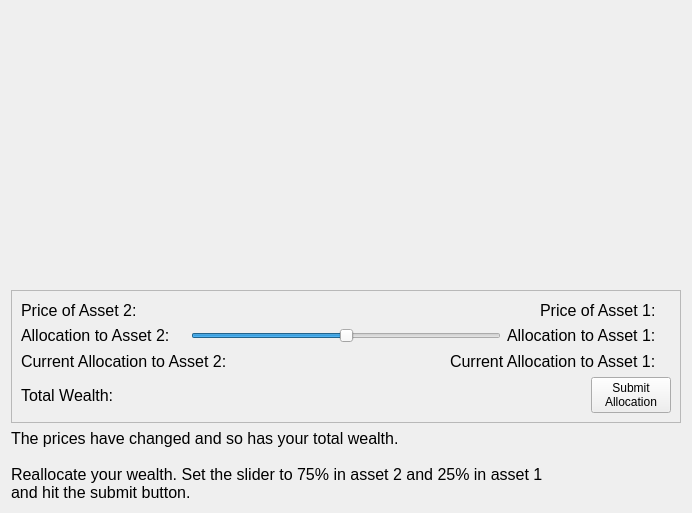
First picture: the form in MarketSimulation/instructionscreentest2.ui, repository dwattttt/marketsim, before the edit.
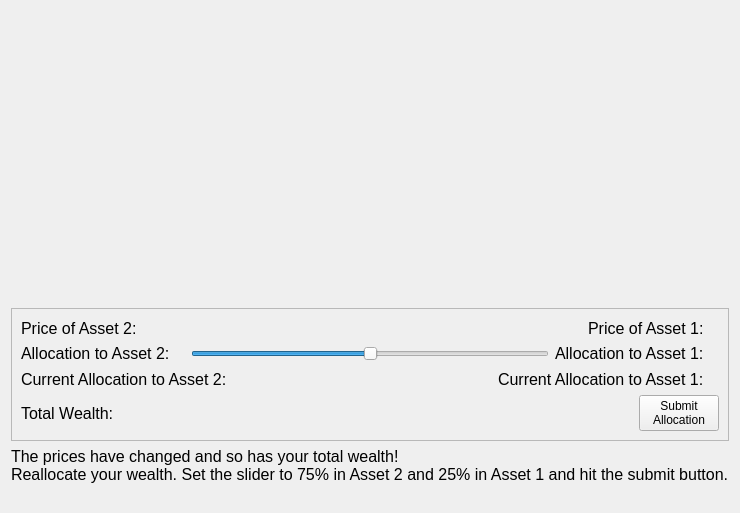
Second picture: the form after the edit.

The edit to the form file:
```diff
--- a/MarketSimulation/instructionscreentest2.ui
+++ b/MarketSimulation/instructionscreentest2.ui
@@ -313,10 +313,9 @@
       </font>
      </property>
      <property name="text">
-      <string>The prices have changed and so has your total wealth.
-
-Reallocate your wealth. Set the slider to 75% in asset 2 and 25% in asset 1
-and hit the submit button.</string>
+      <string>The prices have changed and so has your total wealth!
+Reallocate your wealth. Set the slider to 75% in Asset 2 and 25% in Asset 1 and hit the submit button.
+</string>
      </property>
     </widget>
    </item>
```
